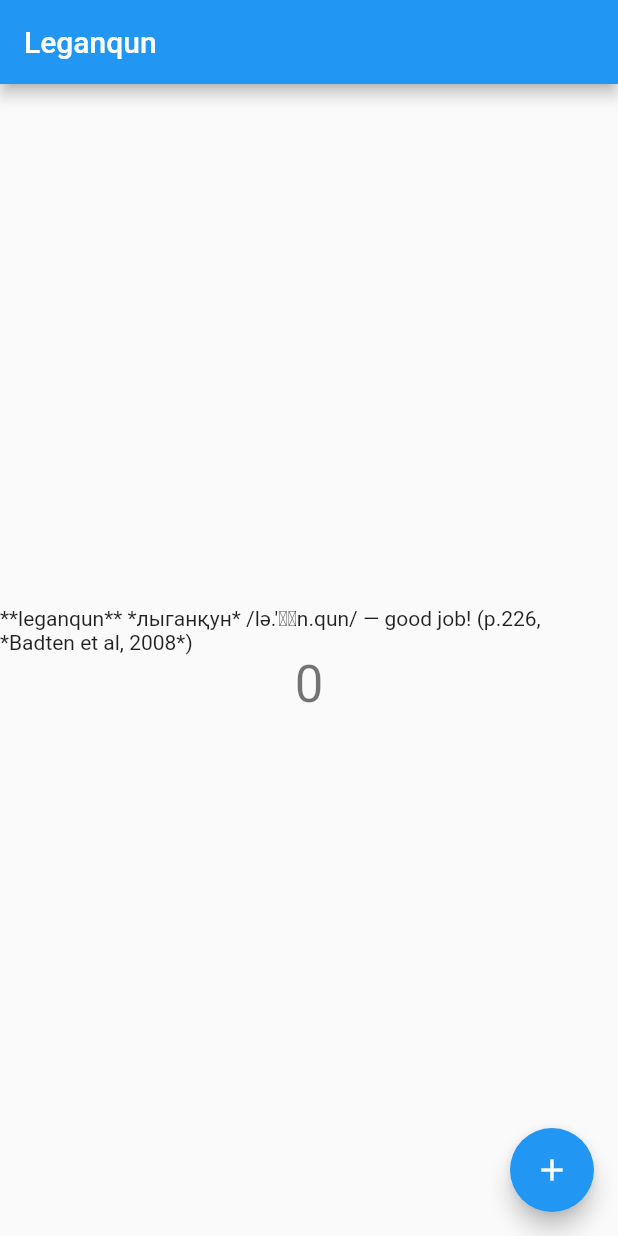
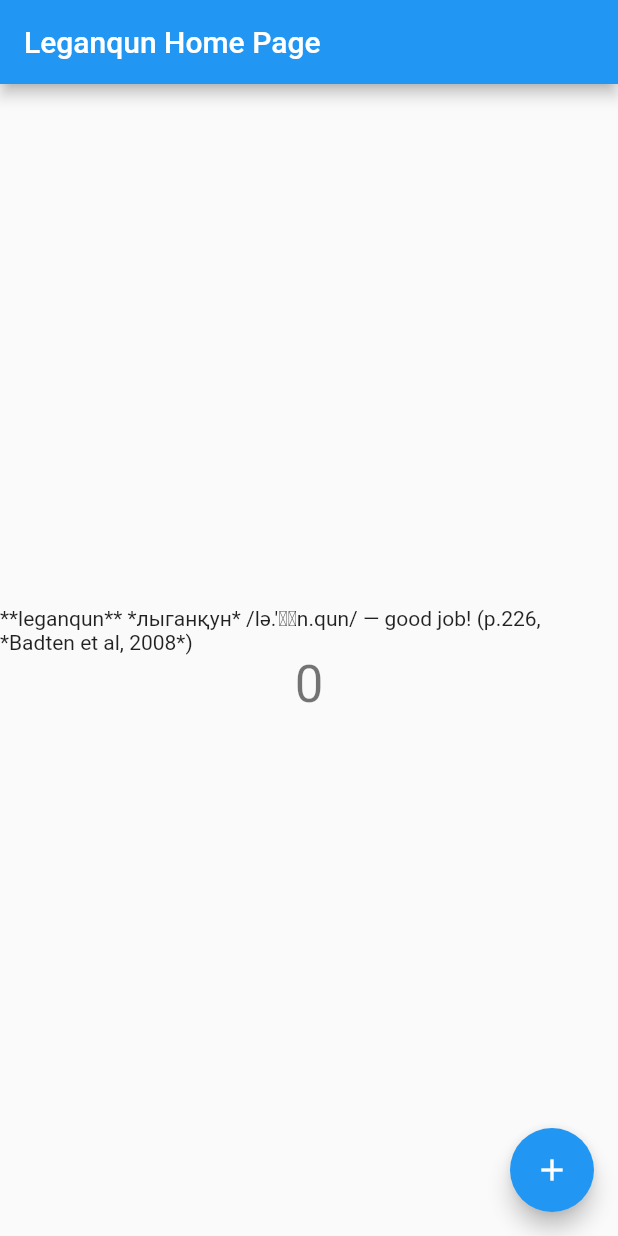
Before and after one commit to dowobeha/leganqun_attempt0, a Flutter app: the screen it shows after launch, on a phone screen of 412 x 824 dp. Run offline on Flutter 3.47's test engine with Material 2 defaults, Android fonts, the phone set to English and light mode, and no system bars.

Commit message:
Explicitly name home page

```diff
--- a/lib/main.dart
+++ b/lib/main.dart
@@ -13,7 +13,7 @@ class LeganqunApp extends StatelessWidget {
     return MaterialApp(
       title: 'Leganqun',
       theme: ThemeData(primarySwatch: Colors.blue),
-      home: const LeganqunHomePage(title: 'Leganqun'),
+      home: const LeganqunHomePage(title: 'Leganqun Home Page'),
     );
   }
 }
@@ -60,7 +60,7 @@ class _LeganqunHomePageState extends State<LeganqunHomePage> {
     // than having to individually change instances of widgets.
     return Scaffold(
       appBar: AppBar(
-        // Here we take the value from the MyHomePage object that was created by
+        // Here we take the value from the ®HomePage object that was created by
         // the App.build method, and use it to set our appbar title.
         title: Text(widget.title),
       ),
```
